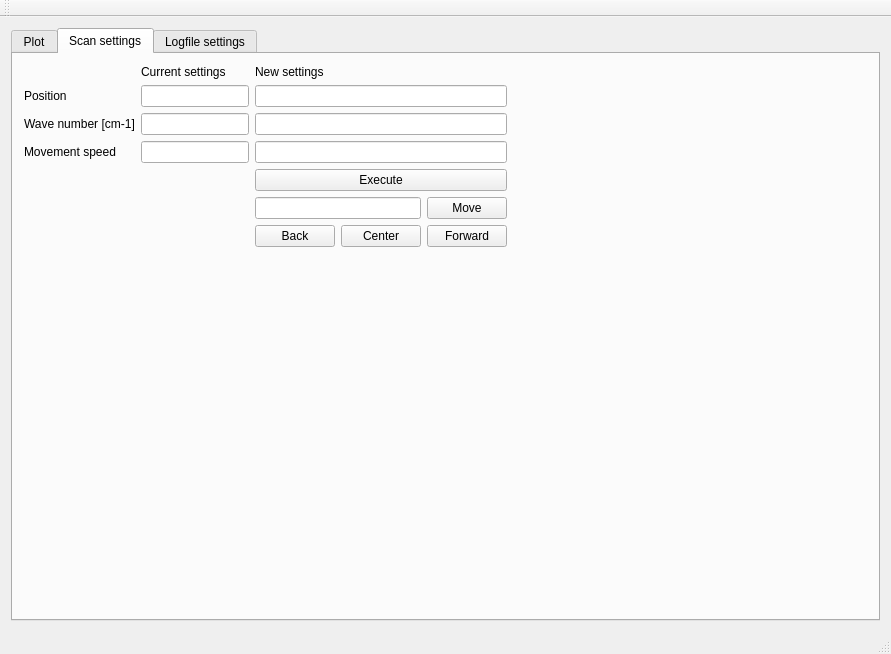
Qt form mainwindow.ui (anates/Spectro) before a commit.
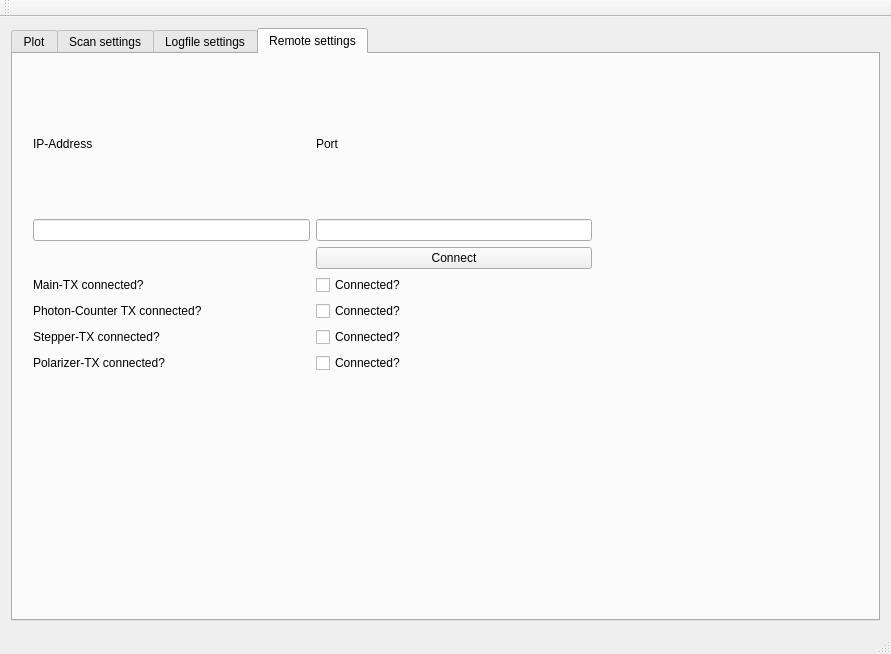
The same form after that commit. Custom widgets are drawn as their Qt base class.

Patch:
```diff
--- a/mainwindow.ui
+++ b/mainwindow.ui
@@ -18,7 +18,7 @@
     <item row="0" column="0">
      <widget class="QTabWidget" name="gridTabWidget">
       <property name="currentIndex">
-       <number>1</number>
+       <number>3</number>
       </property>
       <widget class="QWidget" name="plotTab">
        <attribute name="title">
@@ -439,6 +439,106 @@
         </item>
        </layout>
       </widget>
+      <widget class="QWidget" name="tab">
+       <attribute name="title">
+        <string>Remote settings</string>
+       </attribute>
+       <widget class="QWidget" name="gridLayoutWidget">
+        <property name="geometry">
+         <rect>
+          <x>9</x>
+          <y>9</y>
+          <width>581</width>
+          <height>321</height>
+         </rect>
+        </property>
+        <layout class="QGridLayout" name="gridLayout_3">
+         <item row="2" column="1">
+          <widget class="QPushButton" name="connect">
+           <property name="text">
+            <string>Connect</string>
+           </property>
+          </widget>
+         </item>
+         <item row="4" column="1">
+          <widget class="QCheckBox" name="PCTXcon">
+           <property name="text">
+            <string>Connected?</string>
+           </property>
+          </widget>
+         </item>
+         <item row="3" column="1">
+          <widget class="QCheckBox" name="MainTXcon">
+           <property name="text">
+            <string>Connected?</string>
+           </property>
+          </widget>
+         </item>
+         <item row="1" column="1">
+          <widget class="QLineEdit" name="port"/>
+         </item>
+         <item row="0" column="0">
+          <widget class="QLabel" name="ipLabel">
+           <property name="text">
+            <string>IP-Address</string>
+           </property>
+          </widget>
+         </item>
+         <item row="1" column="0">
+          <widget class="QLineEdit" name="ipAddress"/>
+         </item>
+         <item row="0" column="1">
+          <widget class="QLabel" name="portLabel">
+           <property name="text">
+            <string>Port</string>
+           </property>
+          </widget>
+         </item>
+         <item row="5" column="1">
+          <widget class="QCheckBox" name="STPTXcon">
+           <property name="text">
+            <string>Connected?</string>
+           </property>
+          </widget>
+         </item>
+         <item row="3" column="0">
+          <widget class="QLabel" name="label_17">
+           <property name="text">
+            <string>Main-TX connected?</string>
+           </property>
+          </widget>
+         </item>
+         <item row="4" column="0">
+          <widget class="QLabel" name="label_18">
+           <property name="text">
+            <string>Photon-Counter TX connected?</string>
+           </property>
+          </widget>
+         </item>
+         <item row="5" column="0">
+          <widget class="QLabel" name="label_19">
+           <property name="text">
+            <string>Stepper-TX connected?</string>
+           </property>
+          </widget>
+         </item>
+         <item row="6" column="0">
+          <widget class="QLabel" name="label_20">
+           <property name="text">
+            <string>Polarizer-TX connected?</string>
+           </property>
+          </widget>
+         </item>
+         <item row="6" column="1">
+          <widget class="QCheckBox" name="PolTXcon">
+           <property name="text">
+            <string>Connected?</string>
+           </property>
+          </widget>
+         </item>
+        </layout>
+       </widget>
+      </widget>
      </widget>
     </item>
    </layout>
```
